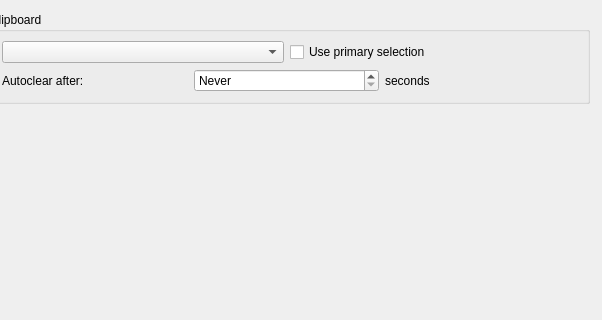
IJHack/QtPass, file src/configdialog.ui: the form before one commit; both pictures show x 178 to 780 and y 0 to 320 of the 780 by 640 pixel window.
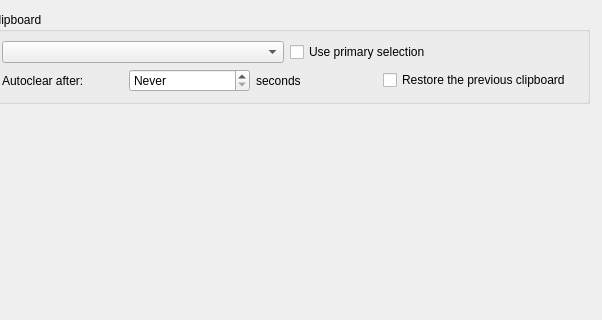
The form after the commit. The open tabs and pages were chosen to show the change. Icons and pictures are not drawn.

Commit message: Clipboard: put the previous content back after autoclear (#2090)

```diff
--- a/src/configdialog.ui
+++ b/src/configdialog.ui
@@ -356,6 +356,16 @@
                     </property>
                    </widget>
                   </item>
+                  <item>
+                   <widget class="QCheckBox" name="checkBoxRestoreClipboard">
+                    <property name="toolTip">
+                     <string>When the clipboard is cleared, put back what was on it before the copy, as pass -c does, unless something else was copied meanwhile. That text stays in memory until then.</string>
+                    </property>
+                    <property name="text">
+                     <string>Restore the previous clipboard</string>
+                    </property>
+                   </widget>
+                  </item>
                   <item>
                    <spacer name="layoutAutoclearSpacer">
                     <property name="orientation">
```
The commit also changes 10 other files.
